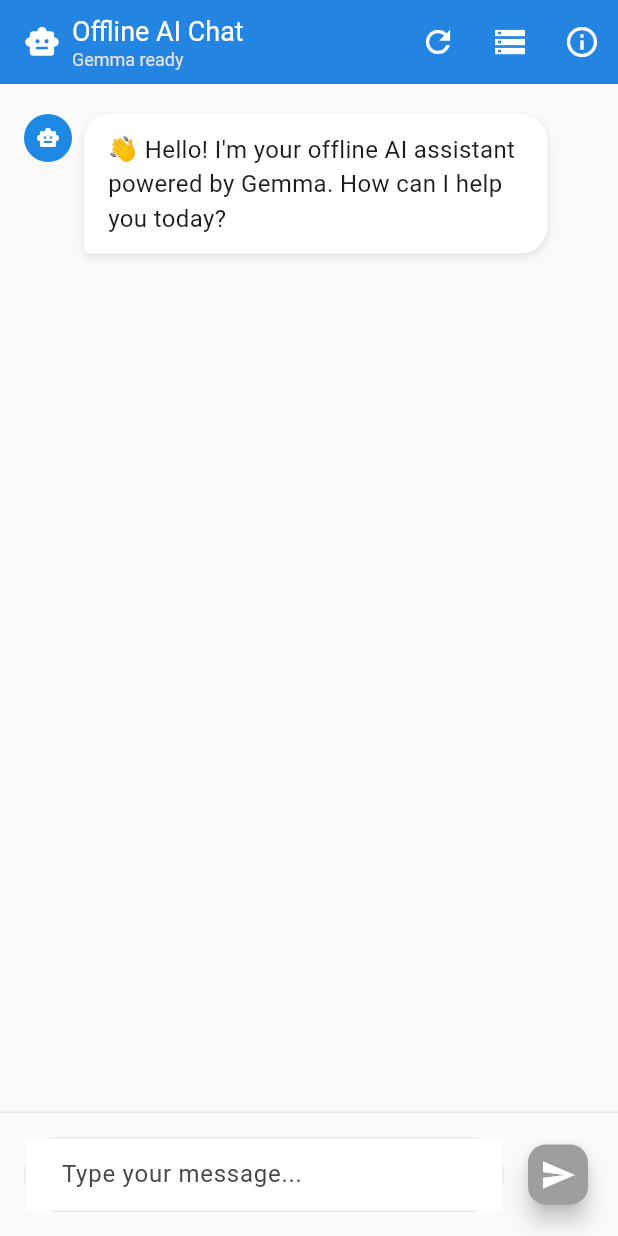
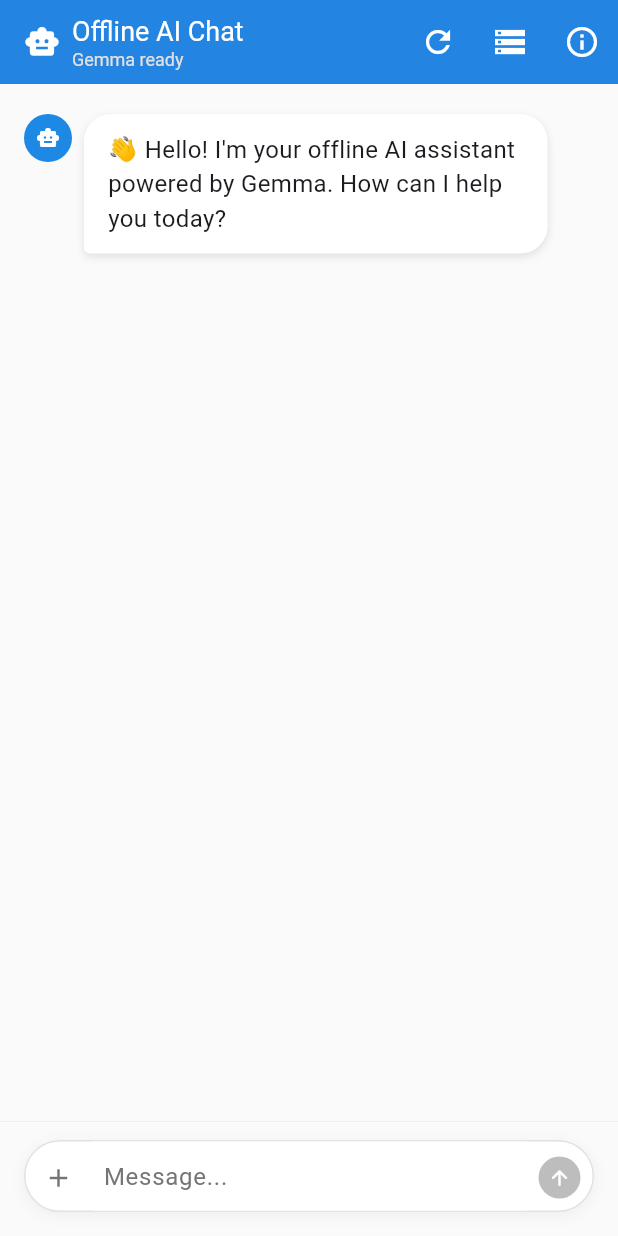
Before and after one commit to zhaonian/crusoe, a Flutter app: the screen it shows after launch, on a phone screen of 412 x 824 dp. Run offline on Flutter 3.47's test engine with Material 3 defaults, Android fonts, the light colour scheme and no system bars; missing offline and left inert: flutter_gemma.

Commit message:
Refactor the input area and move to its own file

```diff
--- a/lib/screens/chat_screen.dart
+++ b/lib/screens/chat_screen.dart
@@ -1,6 +1,7 @@
 import 'dart:async';
 import 'package:flutter/material.dart';
 import '../services/gemma_service.dart';
+import '../widgets/chat_input_area.dart';
 import 'model_info_screen.dart';
 
 class ChatMessage {
@@ -267,187 +268,6 @@ class _ChatScreenState extends State<ChatScreen> with TickerProviderStateMixin {
     });
   }
 
-  // Helper method to determine button action
-  VoidCallback? _getButtonAction() {
-    debugPrint('🔘 Button state - _isModelLoaded: $_isModelLoaded, _isGenerating: $_isGenerating, hasText: ${_textController.text.trim().isNotEmpty}');
-
-    if (!_isModelLoaded) {
-      debugPrint('🔘 Button disabled - model not loaded');
-      return null;
-    }
-
-    if (_isGenerating) {
-      debugPrint('🔘 Button enabled - STOP action');
-      return _stopGeneration;
-    }
-
-    if (_textController.text.trim().isNotEmpty) {
-      debugPrint('🔘 Button enabled - SEND action');
-      return () => _handleSubmitted(_textController.text);
-    }
-
-    debugPrint('🔘 Button disabled - no text');
-    return null;
-  }
-
-  // Helper method to determine button color
-  Color _getButtonColor() {
-    if (!_isModelLoaded) {
-      return Colors.grey;
-    }
-
-    if (_isGenerating) {
-      return Colors.red; // Red stop button
-    }
-
-    if (_textController.text.trim().isNotEmpty) {
-      return Theme.of(context).primaryColor; // Primary color send button
-    }
-
-    return Colors.grey; // Grey disabled button
-  }
-
-  Widget _buildMessage(ChatMessage message, int index) {
-    final isUser = message.isUser;
-
-    return Container(
-      margin: EdgeInsets.symmetric(vertical: 4.0, horizontal: 16.0),
-      child: Row(
-        mainAxisAlignment: isUser
-            ? MainAxisAlignment.end
-            : MainAxisAlignment.start,
-        crossAxisAlignment: CrossAxisAlignment.start,
-        children: [
-          if (!isUser) ...[
-            CircleAvatar(
-              radius: 16,
-              backgroundColor: Theme.of(context).primaryColor,
-              child: Icon(Icons.smart_toy, color: Colors.white, size: 16),
-            ),
-            SizedBox(width: 8),
-          ],
-          Flexible(
-            child: Container(
-              constraints: BoxConstraints(
-                maxWidth: MediaQuery.of(context).size.width * 0.75,
-              ),
-              padding: EdgeInsets.symmetric(horizontal: 16, vertical: 12),
-              decoration: BoxDecoration(
-                color: isUser
-                    ? Theme.of(context).primaryColor
-                    : Theme.of(context).cardColor,
-                borderRadius: BorderRadius.circular(18).copyWith(
-                  bottomRight: isUser
-                      ? Radius.circular(4)
-                      : Radius.circular(18),
-                  bottomLeft: !isUser
-                      ? Radius.circular(4)
-                      : Radius.circular(18),
-                ),
-                boxShadow: [
-                  BoxShadow(
-                    color: Colors.black.withOpacity(0.1),
-                    blurRadius: 4,
-                    offset: Offset(0, 2),
-                  ),
-                ],
-              ),
-              child: message.isLoading
-                  ? _buildLoadingIndicator()
-                  : Text(
-                      message.text,
-                      style: TextStyle(
-                        color: isUser ? Colors.white : null,
-                        fontSize: 16,
-                      ),
-                    ),
-            ),
-          ),
-          if (isUser) ...[
-            SizedBox(width: 8),
-            CircleAvatar(
-              radius: 16,
-              backgroundColor: Colors.grey[300],
-              child: Icon(Icons.person, color: Colors.grey[600], size: 16),
-            ),
-          ],
-        ],
-      ),
-    );
-  }
-
-  Widget _buildLoadingIndicator() {
-    return Row(
-      mainAxisSize: MainAxisSize.min,
-      children: [
-        SizedBox(
-          width: 20,
-          height: 20,
-          child: CircularProgressIndicator(
-            strokeWidth: 2,
-            valueColor: AlwaysStoppedAnimation<Color>(
-              Theme.of(context).primaryColor,
-            ),
-          ),
-        ),
-        SizedBox(width: 12),
-        Text("Thinking...", style: TextStyle(fontStyle: FontStyle.italic)),
-      ],
-    );
-  }
-
-  Widget _buildInputArea() {
-    return Container(
-      padding: EdgeInsets.all(16),
-      decoration: BoxDecoration(
-        color: Theme.of(context).scaffoldBackgroundColor,
-        border: Border(top: BorderSide(color: Colors.grey.withOpacity(0.2))),
-      ),
-      child: SafeArea(
-        child: Row(
-          children: [
-            Expanded(
-              child: Container(
-                decoration: BoxDecoration(
-                  color: Theme.of(context).cardColor,
-                  borderRadius: BorderRadius.circular(24),
-                  border: Border.all(color: Colors.grey.withOpacity(0.3)),
-                ),
-                child: TextField(
-                  controller: _textController,
-                  decoration: InputDecoration(
-                    hintText: _isModelLoaded
-                        ? "Type your message..."
-                        : "Loading AI model...",
-                    border: InputBorder.none,
-                    contentPadding: EdgeInsets.symmetric(
-                      horizontal: 20,
-                      vertical: 12,
-                    ),
-                  ),
-                  enabled: _isModelLoaded && !_isGenerating,
-                  maxLines: null,
-                  textCapitalization: TextCapitalization.sentences,
-                  onSubmitted: _handleSubmitted,
-                ),
-              ),
-            ),
-            SizedBox(width: 12),
-            FloatingActionButton(
-              onPressed: _getButtonAction(),
-              backgroundColor: _getButtonColor(),
-              mini: true,
-              child: Icon(
-                _isGenerating ? Icons.stop : Icons.send,
-                color: Colors.white,
-              ),
-            ),
-          ],
-        ),
-      ),
-    );
-  }
-
   @override
   Widget build(BuildContext context) {
     return Scaffold(
@@ -564,7 +384,15 @@ class _ChatScreenState extends State<ChatScreen> with TickerProviderStateMixin {
                         _buildMessage(_messages[index], index),
                   ),
           ),
-          _buildInputArea(),
+          ChatInputArea(
+            textController: _textController,
+            isModelLoaded: _isModelLoaded,
+            isGenerating: _isGenerating,
+            onSendPressed: () => _handleSubmitted(_textController.text),
+            onStopPressed: _stopGeneration,
+            onSubmitted: _handleSubmitted,
+            onTextChanged: () => setState(() {}),
+          ),
         ],
       ),
     );
@@ -581,4 +409,93 @@ class _ChatScreenState extends State<ChatScreen> with TickerProviderStateMixin {
     _scrollController.dispose();
     super.dispose();
   }
+
+  Widget _buildMessage(ChatMessage message, int index) {
+    final isUser = message.isUser;
+
+    return Container(
+      margin: EdgeInsets.symmetric(vertical: 4.0, horizontal: 16.0),
+      child: Row(
+        mainAxisAlignment: isUser
+            ? MainAxisAlignment.end
+            : MainAxisAlignment.start,
+        crossAxisAlignment: CrossAxisAlignment.start,
+        children: [
+          if (!isUser) ...[
+            CircleAvatar(
+              radius: 16,
+              backgroundColor: Theme.of(context).primaryColor,
+              child: Icon(Icons.smart_toy, color: Colors.white, size: 16),
+            ),
+            SizedBox(width: 8),
+          ],
+          Flexible(
+            child: Container(
+              constraints: BoxConstraints(
+                maxWidth: MediaQuery.of(context).size.width * 0.75,
+              ),
+              padding: EdgeInsets.symmetric(horizontal: 16, vertical: 12),
+              decoration: BoxDecoration(
+                color: isUser
+                    ? Theme.of(context).primaryColor
+                    : Theme.of(context).cardColor,
+                borderRadius: BorderRadius.circular(18).copyWith(
+                  bottomRight: isUser
+                      ? Radius.circular(4)
+                      : Radius.circular(18),
+                  bottomLeft: !isUser
+                      ? Radius.circular(4)
+                      : Radius.circular(18),
+                ),
+                boxShadow: [
+                  BoxShadow(
+                    color: Colors.black.withOpacity(0.1),
+                    blurRadius: 4,
+                    offset: Offset(0, 2),
+                  ),
+                ],
+              ),
+              child: message.isLoading
+                  ? _buildLoadingIndicator()
+                  : Text(
+                      message.text,
+                      style: TextStyle(
+                        color: isUser ? Colors.white : null,
+                        fontSize: 16,
+                      ),
+                    ),
+            ),
+          ),
+          if (isUser) ...[
+            SizedBox(width: 8),
+            CircleAvatar(
+              radius: 16,
+              backgroundColor: Colors.grey[300],
+              child: Icon(Icons.person, color: Colors.grey[600], size: 16),
+            ),
+          ],
+        ],
+      ),
+    );
+  }
+
+  Widget _buildLoadingIndicator() {
+    return Row(
+      mainAxisSize: MainAxisSize.min,
+      children: [
+        SizedBox(
+          width: 20,
+          height: 20,
+          child: CircularProgressIndicator(
+            strokeWidth: 2,
+            valueColor: AlwaysStoppedAnimation<Color>(
+              Theme.of(context).primaryColor,
+            ),
+          ),
+        ),
+        SizedBox(width: 12),
+        Text("Thinking...", style: TextStyle(fontStyle: FontStyle.italic)),
+      ],
+    );
+  }
 }
--- /dev/null
+++ b/lib/widgets/chat_input_area.dart
@@ -0,0 +1,191 @@
+import 'package:flutter/material.dart';
+
+class ChatInputArea extends StatelessWidget {
+  final TextEditingController textController;
+  final bool isModelLoaded;
+  final bool isGenerating;
+  final VoidCallback? onSendPressed;
+  final VoidCallback? onStopPressed;
+  final ValueChanged<String>? onSubmitted;
+  final VoidCallback? onTextChanged;
+
+  const ChatInputArea({
+    super.key,
+    required this.textController,
+    required this.isModelLoaded,
+    required this.isGenerating,
+    this.onSendPressed,
+    this.onStopPressed,
+    this.onSubmitted,
+    this.onTextChanged,
+  });
+
+  @override
+  Widget build(BuildContext context) {
+    final isDarkMode = Theme.of(context).brightness == Brightness.dark;
+    final hasText = textController.text.trim().isNotEmpty;
+
+    return Container(
+      padding: EdgeInsets.fromLTRB(16, 12, 16, 16),
+      decoration: BoxDecoration(
+        color: Theme.of(context).scaffoldBackgroundColor,
+        border: Border(
+          top: BorderSide(
+            color: isDarkMode
+                ? Colors.grey.withOpacity(0.1)
+                : Colors.grey.withOpacity(0.15),
+            width: 0.5,
+          ),
+        ),
+      ),
+      child: SafeArea(
+        child: Container(
+          constraints: BoxConstraints(
+            minHeight: 44,
+            maxHeight: 120, // Limit max height for multiline
+          ),
+          decoration: BoxDecoration(
+            color: isDarkMode
+                ? Color(0xFF2D2D2D)
+                : Colors.white,
+            borderRadius: BorderRadius.circular(25),
+            border: Border.all(
+              color: isDarkMode
+                  ? Colors.grey.withOpacity(0.2)
+                  : Colors.grey.withOpacity(0.3),
+              width: 1,
+            ),
+            boxShadow: [
+              BoxShadow(
+                color: Colors.black.withOpacity(0.05),
+                blurRadius: 8,
+                offset: Offset(0, 2),
+              ),
+            ],
+          ),
+          child: Row(
+            crossAxisAlignment: CrossAxisAlignment.end,
+            children: [
+              // Attachment button (optional - like ChatGPT)
+              Container(
+                width: 44,
+                height: 44,
+                child: IconButton(
+                  onPressed: isModelLoaded && !isGenerating
+                      ? () {
+                          // Future: Add attachment functionality
+                          ScaffoldMessenger.of(context).showSnackBar(
+                            SnackBar(
+                              content: Text("Attachment feature coming soon!"),
+                              duration: Duration(seconds: 2),
+                            ),
+                          );
+                        }
+                      : null,
+                  icon: Icon(
+                    Icons.add,
+                    color: isModelLoaded && !isGenerating
+                        ? (isDarkMode ? Colors.grey[400] : Colors.grey[600])
+                        : Colors.grey[400],
+                    size: 20,
+                  ),
+                  splashRadius: 20,
+                ),
+              ),
+
+              // Text input area
+              Expanded(
+                child: Container(
+                  constraints: BoxConstraints(
+                    minHeight: 20,
+                    maxHeight: 80, // Max height for text field
+                  ),
+                  child: TextField(
+                    controller: textController,
+                    enabled: isModelLoaded && !isGenerating,
+                    maxLines: null,
+                    textCapitalization: TextCapitalization.sentences,
+                    textInputAction: TextInputAction.newline,
+                    style: TextStyle(
+                      fontSize: 16,
+                      height: 1.4,
+                    ),
+                    decoration: InputDecoration(
+                      hintText: isModelLoaded
+                          ? "Message..."
+                          : "Loading AI model...",
+                      hintStyle: TextStyle(
+                        color: isDarkMode
+                            ? Colors.grey[500]
+                            : Colors.grey[600],
+                        fontSize: 16,
+                      ),
+                      border: InputBorder.none,
+                      contentPadding: EdgeInsets.symmetric(
+                        horizontal: 4,
+                        vertical: 12,
+                      ),
+                      isDense: true,
+                    ),
+                    onChanged: (text) {
+                      // Trigger rebuild for send button state
+                      onTextChanged?.call();
+                    },
+                    onSubmitted: (text) {
+                      if (text.trim().isNotEmpty && isModelLoaded && !isGenerating) {
+                        onSubmitted?.call(text);
+                      }
+                    },
+                  ),
+                ),
+              ),
+
+              // Send/Stop button
+              Container(
+                width: 44,
+                height: 44,
+                child: isGenerating
+                    ? IconButton(
+                        onPressed: onStopPressed,
+                        icon: Container(
+                          width: 28,
+                          height: 28,
+                          decoration: BoxDecoration(
+                            color: Colors.red,
+                            borderRadius: BorderRadius.circular(14),
+                          ),
+                          child: Icon(
+                            Icons.stop_rounded,
+                            color: Colors.white,
+                            size: 16,
+                          ),
+                        ),
+                        splashRadius: 20,
+                      )
+                    : IconButton(
+                        onPressed: hasText && isModelLoaded ? onSendPressed : null,
+                        icon: Container(
+                          width: 28,
+                          height: 28,
+                          decoration: BoxDecoration(
+                            color: hasText && isModelLoaded
+                                ? Theme.of(context).primaryColor
+                                : (isDarkMode ? Colors.grey[700] : Colors.grey[400]),
+                            borderRadius: BorderRadius.circular(14),
+                          ),
+                          child: Icon(
+                            Icons.arrow_upward_rounded,
+                            color: Colors.white,
+                            size: 16,
+                          ),
+                        ),
+                        splashRadius: 20,
+                      ),
+              ),
+            ],
+          ),
+        ),
+      ),
+    );
+  }
+}
```
